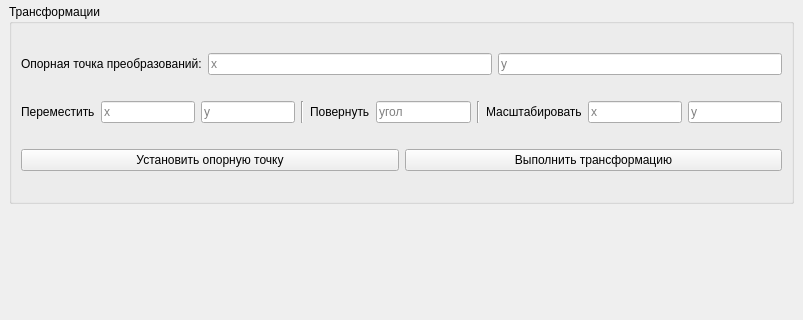
Old version of the form lab2/main.ui in the repository YusahO/CG; both pictures show x 0 to 803 and y 310 to 630 of the 803 by 831 pixel window.
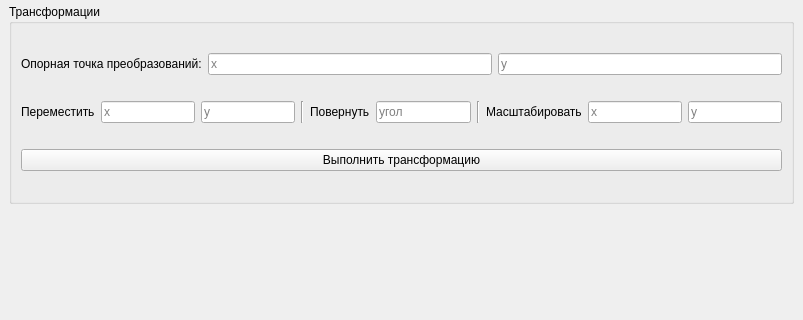
New version of the form.

Patch:
```diff
--- a/lab2/main.ui
+++ b/lab2/main.ui
@@ -133,13 +133,6 @@
          </item>
          <item row="2" column="0">
           <layout class="QHBoxLayout" name="buttonsLayout">
-           <item>
-            <widget class="QPushButton" name="pivotSetButton">
-             <property name="text">
-              <string>Установить опорную точку</string>
-             </property>
-            </widget>
-           </item>
            <item>
             <widget class="QPushButton" name="transformButton">
              <property name="text">
```
Left out of the diff: 2 changed lines with no effect on the pictures.
